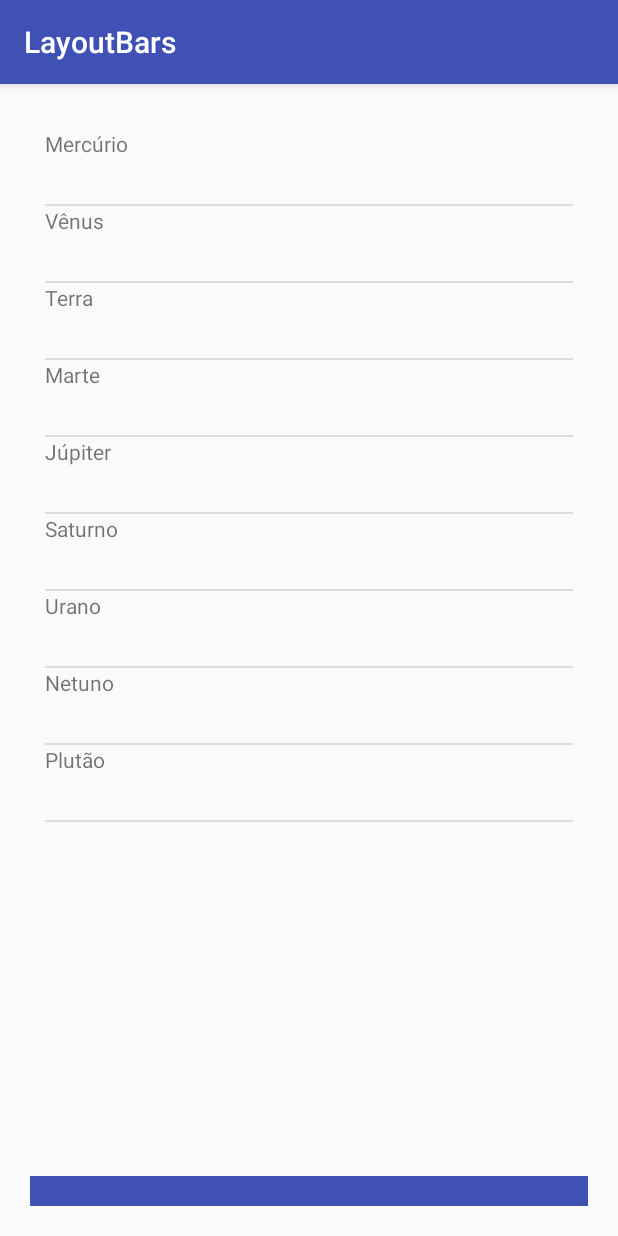
After one commit to paulo9mv/LayoutBars, an Android app: the Activity7 screen opened directly, with no data from a screen before it, on a phone screen of 412 x 824 dp. The commit adds this screen. Run offline under Robolectric (Android 15) with nearby library versions, the phone set to English and light mode, and no system bars.

Commit message:
ListView, LayoutInflater OK

```diff
--- a/app/src/main/AndroidManifest.xml
+++ b/app/src/main/AndroidManifest.xml
@@ -26,7 +26,8 @@
         <activity android:name=".Activity3" />
         <activity android:name=".Activity4" />
         <activity android:name=".Activity5" />
-        <activity android:name=".Activity6"></activity>
+        <activity android:name=".Activity6" />
+        <activity android:name=".Activity7"></activity>
     </application>
 
 </manifest>
--- /dev/null
+++ b/app/src/main/java/com/example/paulovitor/layoutbars/Activity7.java
@@ -0,0 +1,32 @@
+package com.example.paulovitor.layoutbars;
+
+import android.content.Context;
+import android.support.v7.app.AppCompatActivity;
+import android.os.Bundle;
+import android.view.View;
+import android.widget.AdapterView;
+import android.widget.ListView;
+import android.widget.Toast;
+
+public class Activity7 extends AppCompatActivity implements AdapterView.OnItemClickListener {
+
+    protected static final String TAG = "Livro";
+    private ListView listView;
+
+    @Override
+    protected void onCreate(Bundle savedInstanceState) {
+        super.onCreate(savedInstanceState);
+        setContentView(R.layout.activity_7);
+
+        //Listview
+        listView = (ListView) findViewById(R.id.listview);
+        listView.setAdapter(new SimplesAdapter(this));
+        listView.setOnItemClickListener(this);
+    }
+
+    @Override
+    public void onItemClick(AdapterView<?> parent, View view, int position, long id) {
+        String s = (String) parent.getAdapter().getItem(position);
+        Toast.makeText(this, "Texto selecionado: " + s + ", posição: " + position, Toast.LENGTH_SHORT).show();
+    }
+}
--- /dev/null
+++ b/app/src/main/java/com/example/paulovitor/layoutbars/SimplesAdapter.java
@@ -0,0 +1,45 @@
+package com.example.paulovitor.layoutbars;
+
+import android.content.Context;
+import android.view.LayoutInflater;
+import android.view.View;
+import android.view.ViewGroup;
+import android.widget.BaseAdapter;
+import android.widget.TextView;
+
+public class SimplesAdapter extends BaseAdapter {
+
+    private String[] planetas = new String[] {"Mercúrio", "Vênus", "Terra", "Marte", "Júpiter", "Saturno", "Urano", "Netuno", "Plutão"};
+    private Context context;
+
+    public SimplesAdapter(Context context){
+        super();
+        this.context = context;
+    }
+
+    @Override
+    public int getCount() {
+        return planetas.length;
+    }
+
+    @Override
+    public Object getItem(int position) {
+        return planetas[position];
+    }
+
+    @Override
+    public long getItemId(int position) {
+        return position;
+    }
+
+    @Override
+    public View getView(int position, View convertView, ViewGroup parent) {
+        String planeta = planetas[position];
+        View view = LayoutInflater.from(context).inflate(R.layout.adapter_simples, parent, false);
+
+        TextView t = (TextView) view.findViewById(R.id.textinho);
+        t.setText(planeta);
+
+        return t;
+    }
+}
--- a/app/src/main/res/layout/activity_6.xml
+++ b/app/src/main/res/layout/activity_6.xml
@@ -6,4 +6,10 @@
     android:layout_height="match_parent"
     tools:context=".Activity6">
 
+    <Button
+        android:layout_width="match_parent"
+        android:layout_height="wrap_content"
+        android:id="@+id/button6"
+        android:text="Avançar de tela"/>
+
 </android.support.constraint.ConstraintLayout>
--- /dev/null
+++ b/app/src/main/res/layout/activity_7.xml
@@ -0,0 +1,23 @@
+<?xml version="1.0" encoding="utf-8"?>
+<LinearLayout xmlns:android="http://schemas.android.com/apk/res/android"
+    xmlns:app="http://schemas.android.com/apk/res-auto"
+    xmlns:tools="http://schemas.android.com/tools"
+    android:layout_width="match_parent"
+    android:layout_height="match_parent"
+    android:padding="20dp"
+    android:orientation="vertical"
+    tools:context=".Activity7">
+
+    <ListView
+        android:layout_width="match_parent"
+        android:layout_height="0dp"
+        android:id="@+id/listview"
+        android:layout_weight="1"
+        android:layout_margin="10dp" />
+
+    <View android:layout_height="20dp"
+        android:layout_width="match_parent"
+        android:background="@color/colorPrimary"/>
+
+
+</LinearLayout>
--- /dev/null
+++ b/app/src/main/res/layout/adapter_simples.xml
@@ -0,0 +1,11 @@
+<?xml version="1.0" encoding="utf-8"?>
+<LinearLayout xmlns:android="http://schemas.android.com/apk/res/android"
+    android:orientation="vertical" android:layout_width="match_parent"
+    android:layout_height="wrap_content">
+
+    <TextView
+        android:layout_width="match_parent"
+        android:layout_height="50dp"
+        android:id="@+id/textinho"/>
+
+</LinearLayout>
```
Also changed, not shown: app/src/main/java/com/example/paulovitor/layoutbars/Activity6.java (+18 -0 lines).
